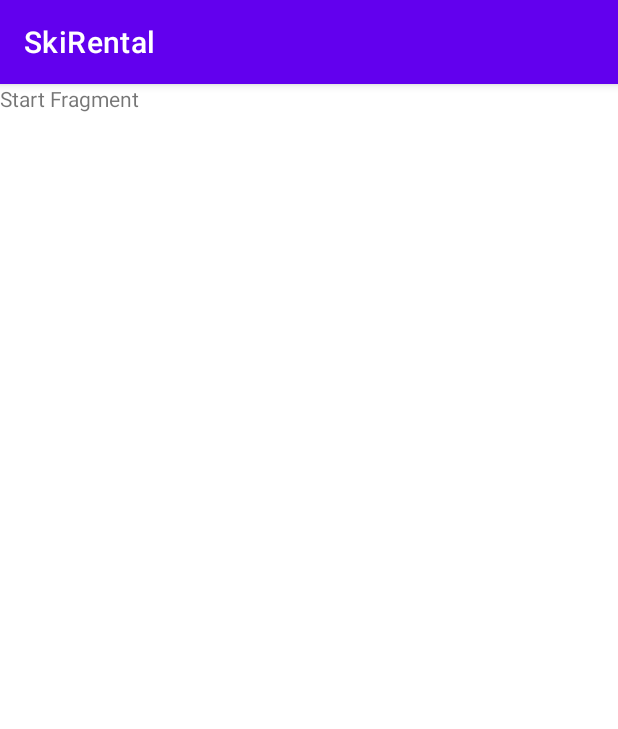
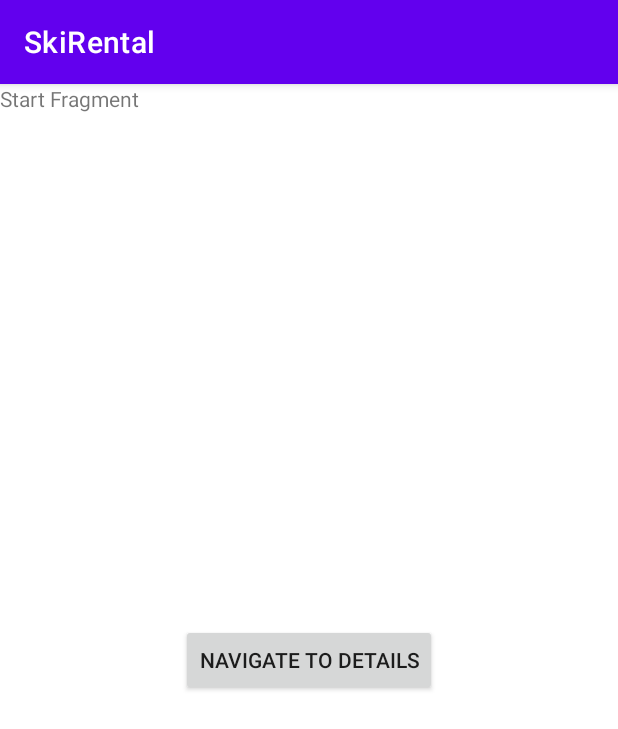
Before and after one commit to RiceanVlad/SkiRentalBachelorDegree, an Android app: the screen it shows after launch (MainActivity), on a phone screen of 412 x 824 dp. Shown: the top 729 px of the screen. Run offline under Robolectric (Android 15) with nearby library versions, the phone set to English and light mode, and no system bars; our stand-ins replace data binding.

Commit message:
-added button to start fragment

```diff
--- a/app/src/main/res/layout/start_fragment.xml
+++ b/app/src/main/res/layout/start_fragment.xml
@@ -1,5 +1,6 @@
 <?xml version="1.0" encoding="utf-8"?>
 <layout xmlns:android="http://schemas.android.com/apk/res/android"
+    xmlns:app="http://schemas.android.com/apk/res-auto"
     xmlns:tools="http://schemas.android.com/tools"
     tools:context=".ui.fragments.StartFragment">
 
@@ -16,9 +17,24 @@
         android:layout_height="match_parent">
 
         <TextView
-            android:layout_width="match_parent"
-            android:layout_height="match_parent"
-            android:text="Start Fragment" />
+            android:id="@+id/textView2"
+            android:layout_width="0dp"
+            android:layout_height="0dp"
+            android:text="Start Fragment"
+            app:layout_constraintBottom_toBottomOf="parent"
+            app:layout_constraintEnd_toEndOf="parent"
+            app:layout_constraintStart_toStartOf="parent"
+            app:layout_constraintTop_toTopOf="parent" />
+
+        <androidx.appcompat.widget.AppCompatButton
+            android:id="@+id/btnNavigateToDetails"
+            android:layout_width="wrap_content"
+            android:layout_height="wrap_content"
+            android:text="Navigate to Details"
+            app:layout_constraintBottom_toBottomOf="parent"
+            app:layout_constraintEnd_toEndOf="parent"
+            app:layout_constraintStart_toStartOf="parent"
+            app:layout_constraintTop_toTopOf="parent" />
 
     </androidx.constraintlayout.widget.ConstraintLayout>
 
```
